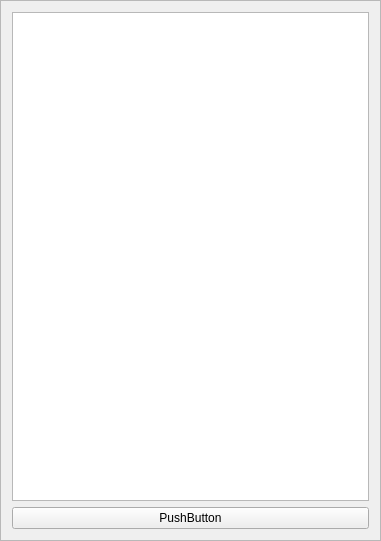
This is ui/tree_browser.ui in slaclab/paws as Qt 5 draws it before an edit. The edited form follows.
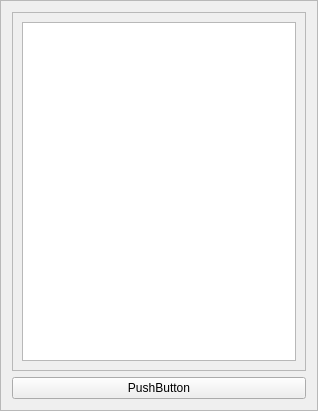
This is the edited form.

Commit message: added tree structure for operations

The edit to the form file:
```diff
--- a/ui/tree_browser.ui
+++ b/ui/tree_browser.ui
@@ -6,8 +6,8 @@
    <rect>
     <x>0</x>
     <y>0</y>
-    <width>381</width>
-    <height>541</height>
+    <width>318</width>
+    <height>411</height>
    </rect>
   </property>
   <property name="windowTitle">
@@ -19,9 +19,30 @@
   <property name="frameShadow">
    <enum>QFrame::Raised</enum>
   </property>
-  <layout class="QVBoxLayout" name="verticalLayout">
+  <layout class="QVBoxLayout" name="verticalLayout_2">
    <item>
-    <widget class="QTreeView" name="tree"/>
+    <widget class="QScrollArea" name="scrollArea">
+     <property name="widgetResizable">
+      <bool>true</bool>
+     </property>
+     <widget class="QWidget" name="scrollAreaWidgetContents">
+      <property name="geometry">
+       <rect>
+        <x>0</x>
+        <y>0</y>
+        <width>296</width>
+        <height>356</height>
+       </rect>
+      </property>
+      <layout class="QVBoxLayout" name="verticalLayout">
+       <item>
+        <widget class="QTreeView" name="tree"/>
+       </item>
+      </layout>
+      <zorder>tree</zorder>
+      <zorder>tree</zorder>
+     </widget>
+    </widget>
    </item>
    <item>
     <widget class="QPushButton" name="load_button">
```
The commit also changes 15 other files.
